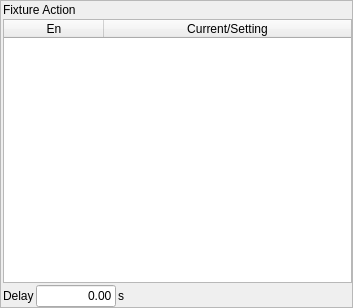
Above: hcinstruction/ichcfixturepage.ui from GaussCheng/2-5AxisPunch before the change. Below: the same form after it.
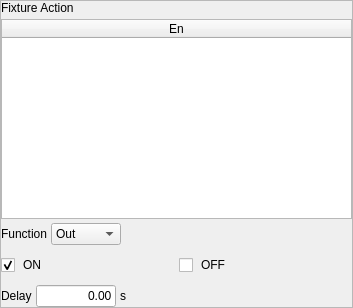
That is the form after the change. Icons and pictures are not drawn. Custom widgets are drawn as their Qt base class.

What changed in the file:
```diff
--- a/hcinstruction/ichcfixturepage.ui
+++ b/hcinstruction/ichcfixturepage.ui
@@ -13,6 +13,23 @@
   <property name="windowTitle">
    <string>Frame</string>
   </property>
+  <property name="styleSheet">
+   <string notr="true">QCheckBox{
+	spacing: 8px;
+     width: 32px;
+     height: 32px;
+}
+QCheckBox::indicator:checked
+{
+ image: url(:/resource/check_checked.png);
+}
+QCheckBox::indicator:unchecked
+{
+ image: url(:/resource/check_unchecked.png);
+}
+
+</string>
+  </property>
   <property name="frameShape">
    <enum>QFrame::StyledPanel</enum>
   </property>
@@ -21,18 +38,9 @@
   </property>
   <layout class="QVBoxLayout" name="verticalLayout">
    <property name="spacing">
-    <number>2</number>
+    <number>4</number>
    </property>
-   <property name="leftMargin">
-    <number>2</number>
-   </property>
-   <property name="topMargin">
-    <number>2</number>
-   </property>
-   <property name="rightMargin">
-    <number>0</number>
-   </property>
-   <property name="bottomMargin">
+   <property name="margin">
     <number>0</number>
    </property>
    <item>
@@ -124,13 +132,81 @@
        <set>AlignHCenter|AlignVCenter|AlignCenter</set>
       </property>
      </column>
-     <column>
-      <property name="text">
-       <string>Current/Setting</string>
-      </property>
-     </column>
     </widget>
    </item>
+   <item>
+    <layout class="QHBoxLayout" name="horizontalLayout_3">
+     <item>
+      <widget class="QLabel" name="label_4">
+       <property name="text">
+        <string>Function</string>
+       </property>
+      </widget>
+     </item>
+     <item>
+      <widget class="QComboBox" name="functionBox">
+       <item>
+        <property name="text">
+         <string>Out</string>
+        </property>
+       </item>
+       <item>
+        <property name="text">
+         <string>Single</string>
+        </property>
+       </item>
+       <item>
+        <property name="text">
+         <string>Double</string>
+        </property>
+       </item>
+      </widget>
+     </item>
+     <item>
+      <spacer name="horizontalSpacer_2">
+       <property name="orientation">
+        <enum>Qt::Horizontal</enum>
+       </property>
+       <property name="sizeHint" stdset="0">
+        <size>
+         <width>40</width>
+         <height>20</height>
+        </size>
+       </property>
+      </spacer>
+     </item>
+    </layout>
+   </item>
+   <item>
+    <layout class="QHBoxLayout" name="horizontalLayout_2">
+     <item>
+      <widget class="QCheckBox" name="onBox">
+       <property name="text">
+        <string>ON</string>
+       </property>
+       <property name="checked">
+        <bool>true</bool>
+       </property>
+       <attribute name="buttonGroup">
+        <string>buttonGroup</string>
+       </attribute>
+      </widget>
+     </item>
+     <item>
+      <widget class="QCheckBox" name="offBox">
+       <property name="text">
+        <string>OFF</string>
+       </property>
+       <property name="checked">
+        <bool>false</bool>
+       </property>
+       <attribute name="buttonGroup">
+        <string>buttonGroup</string>
+       </attribute>
+      </widget>
+     </item>
+    </layout>
+   </item>
    <item>
     <layout class="QHBoxLayout" name="horizontalLayout">
      <item>
```
Left out of the diff: 3 changed lines with no effect on the pictures.
